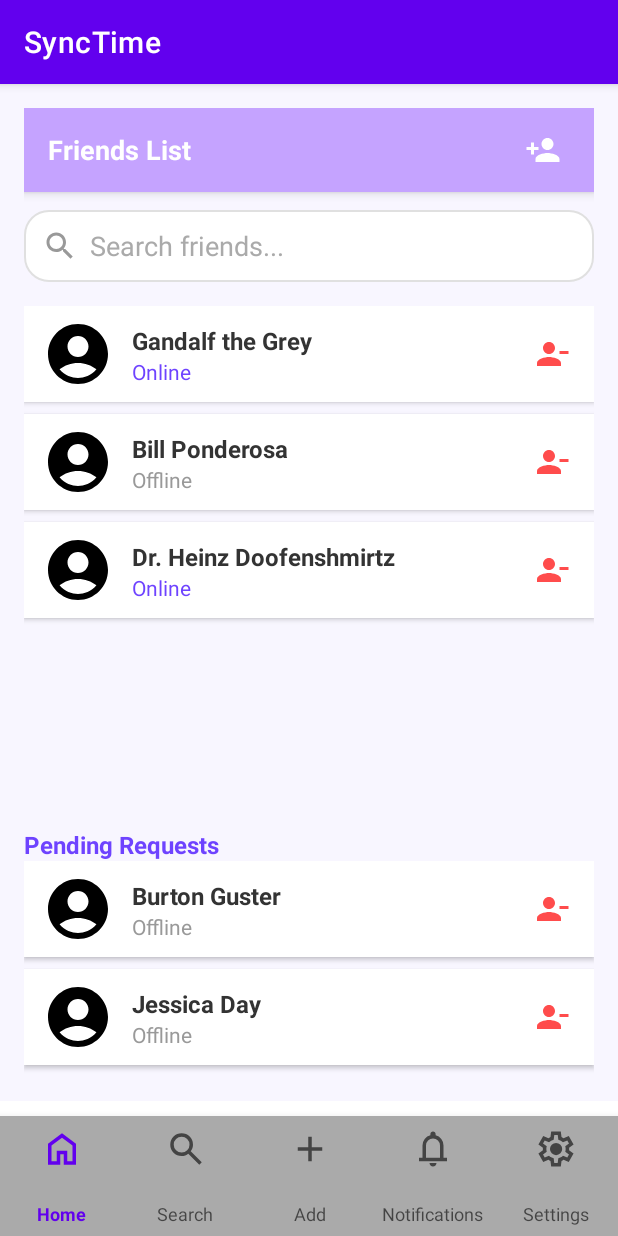
After one commit to Andrew-D-H/SyncTime, an Android app built with Jetpack Compose: the fragment FriendsFragment placed in its activity, on a phone screen of 412 x 824 dp. The commit adds this screen. Run offline under Robolectric (Android 15) with nearby library versions, the phone set to English and light mode, and no system bars; our stand-ins replace Firebase (no records; nobody signed in at launch, a user with empty details on screens opened directly); pictures from the network do not load.

Commit message:
profile matches google info, added friends page (#6)
* settings/profile page matches google info

* pfp and imageloading works properly now

* added friends page w/ minimal functionality

---------

Co-authored-by: Andrew H <49460976+Andrew-D-H@users.noreply.github.com>

```diff
--- a/app/src/main/AndroidManifest.xml
+++ b/app/src/main/AndroidManifest.xml
@@ -2,6 +2,7 @@
 <manifest xmlns:android="http://schemas.android.com/apk/res/android"
     xmlns:tools="http://schemas.android.com/tools">
 
+    <uses-permission android:name="android.permission.INTERNET" />
 
     <!-- Request Permissions -->
     <uses-permission android:name="android.permission.INTERNET"/>
--- /dev/null
+++ b/app/src/main/java/com/example/synctime/Friend.kt
@@ -0,0 +1,7 @@
+package com.example.synctime
+
+data class Friend(
+    val name: String,
+    val online: Boolean = false,  // offline by default
+    val profileUrl: String? = null
+)
--- /dev/null
+++ b/app/src/main/java/com/example/synctime/FriendsAdapter.kt
@@ -0,0 +1,95 @@
+package com.example.synctime
+
+import android.view.LayoutInflater
+import android.view.View
+import android.view.ViewGroup
+import android.widget.Filter
+import android.widget.Filterable
+import android.widget.ImageButton
+import android.widget.ImageView
+import android.widget.TextView
+import androidx.recyclerview.widget.RecyclerView
+import com.bumptech.glide.Glide
+import android.graphics.Color
+
+class FriendsAdapter :
+    RecyclerView.Adapter<FriendsAdapter.FriendViewHolder>(), Filterable {
+
+    private var friendsList: MutableList<Friend> = mutableListOf()
+    private var filteredList: MutableList<Friend> = mutableListOf()
+
+    fun addFriend(friend: Friend) {
+        friendsList.add(friend)
+        filteredList.add(friend)
+        notifyItemInserted(filteredList.size - 1)
+    }
+
+    fun removeFriend(friend: Friend) {
+        friendsList.remove(friend)
+        filteredList.remove(friend)
+        notifyDataSetChanged()
+    }
+
+    fun updateData(newFriends: List<Friend>) {
+        friendsList.clear()
+        friendsList.addAll(newFriends)
+        filteredList.clear()
+        filteredList.addAll(newFriends)
+        notifyDataSetChanged()
+    }
+
+    inner class FriendViewHolder(itemView: View) : RecyclerView.ViewHolder(itemView) {
+        val name = itemView.findViewById<TextView>(R.id.tvFriendName)
+        val status = itemView.findViewById<TextView>(R.id.tvFriendStatus)
+        val profile = itemView.findViewById<ImageView>(R.id.ivFriendProfile)
+        val remove = itemView.findViewById<ImageButton>(R.id.btnRemoveFriend)
+    }
+
+
+    override fun onCreateViewHolder(parent: ViewGroup, viewType: Int): FriendViewHolder {
+        val view = LayoutInflater.from(parent.context)
+            .inflate(R.layout.item_friend, parent, false)
+        return FriendViewHolder(view)
+    }
+
+    // button clicks
+    var onRemoveClick: ((Friend) -> Unit)? = null
+    override fun onBindViewHolder(holder: FriendViewHolder, position: Int) {
+        val friend = filteredList[position]
+        holder.name.text = friend.name
+        holder.status.text = if (friend.online) "Online" else "Offline"
+        holder.status.setTextColor(
+            if (friend.online) Color.parseColor("#6E43FF")
+            else Color.parseColor("#999999")
+        )
+        Glide.with(holder.itemView.context)
+            .load(friend.profileUrl) // URL or URI stored in Friend object
+            .placeholder(R.drawable.baseline_account_circle_24)
+            .error(R.drawable.baseline_account_circle_24)
+            .circleCrop()
+            .into(holder.profile)
+
+        holder.remove.setOnClickListener {
+            onRemoveClick?.invoke(friend)
+        }
+    }
+
+    override fun getItemCount() = filteredList.size
+
+    override fun getFilter(): Filter {
+        return object : Filter() {
+            override fun performFiltering(constraint: CharSequence?): FilterResults {
+                val query = constraint?.toString()?.lowercase()?.trim() ?: ""
+                filteredList = if (query.isEmpty()) friendsList
+                else friendsList.filter { it.name.lowercase().contains(query) }.toMutableList()
+                return FilterResults().apply { values = filteredList }
+            }
+
+            @Suppress("UNCHECKED_CAST")
+            override fun publishResults(constraint: CharSequence?, results: FilterResults?) {
+                filteredList = (results?.values as? List<Friend>)?.toMutableList() ?: mutableListOf()
+                notifyDataSetChanged()
+            }
+        }
+    }
+}
--- /dev/null
+++ b/app/src/main/java/com/example/synctime/FriendsFragment.kt
@@ -0,0 +1,73 @@
+package com.example.synctime
+
+import android.os.Bundle
+import android.text.Editable
+import android.text.TextWatcher
+import android.view.View
+import android.widget.EditText
+import android.widget.Toast
+import androidx.fragment.app.Fragment
+import androidx.recyclerview.widget.LinearLayoutManager
+import androidx.recyclerview.widget.RecyclerView
+
+class FriendsFragment : Fragment(R.layout.manage_friends) {
+
+    private lateinit var friendsAdapter: FriendsAdapter
+    private lateinit var pendingAdapter: FriendsAdapter
+
+    override fun onViewCreated(view: View, savedInstanceState: Bundle?) {
+        super.onViewCreated(view, savedInstanceState)
+
+        val rvFriends = view.findViewById<RecyclerView>(R.id.rvFriendsList)
+        val rvPending = view.findViewById<RecyclerView>(R.id.rvPendingRequests)
+        val etSearch = view.findViewById<EditText>(R.id.etSearchFriends)
+
+        // Initialize adapters with empty lists
+        friendsAdapter = FriendsAdapter()
+        pendingAdapter = FriendsAdapter()
+
+        // Set adapters and layout managers
+        rvFriends.adapter = friendsAdapter
+        rvFriends.layoutManager = LinearLayoutManager(requireContext())
+
+        rvPending.adapter = pendingAdapter
+        rvPending.layoutManager = LinearLayoutManager(requireContext())
+
+        // Load dummy data
+        friendsAdapter.updateData(getDummyFriends())
+        pendingAdapter.updateData(getDummyPending())
+
+        // Handle remove button clicks
+        friendsAdapter.onRemoveClick = { friend ->
+            Toast.makeText(requireContext(), "Removed ${friend.name}", Toast.LENGTH_SHORT).show()
+            friendsAdapter.removeFriend(friend)
+        }
+
+        pendingAdapter.onRemoveClick = { friend ->
+            Toast.makeText(requireContext(), "Removed ${friend.name}", Toast.LENGTH_SHORT).show()
+            pendingAdapter.removeFriend(friend)
+        }
+
+
+        // Search filter
+        etSearch.addTextChangedListener(object : TextWatcher {
+            override fun beforeTextChanged(s: CharSequence?, start: Int, count: Int, after: Int) {}
+            override fun onTextChanged(s: CharSequence?, start: Int, before: Int, count: Int) {
+                friendsAdapter.filter.filter(s)
+            }
+            override fun afterTextChanged(s: Editable?) {}
+        })
+    }
+
+    // Dummy data functions
+    private fun getDummyFriends(): List<Friend> = listOf(
+        Friend("Gandalf the Grey", true),
+        Friend("Bill Ponderosa", false),
+        Friend("Dr. Heinz Doofenshmirtz", true),
+    )
+
+    private fun getDummyPending(): List<Friend> = listOf(
+        Friend("Burton Guster", false),
+        Friend("Jessica Day", false)
+    )
+}
--- a/app/src/main/java/com/example/synctime/LoginActivity.kt
+++ b/app/src/main/java/com/example/synctime/LoginActivity.kt
@@ -13,6 +13,7 @@ import com.google.android.gms.common.SignInButton
 import com.google.android.gms.common.api.ApiException
 import com.google.firebase.auth.FirebaseAuth
 import com.google.firebase.auth.GoogleAuthProvider
+import com.google.firebase.database.FirebaseDatabase
 
 class LoginActivity : AppCompatActivity() {
 
@@ -20,6 +21,8 @@ class LoginActivity : AppCompatActivity() {
     private lateinit var googleSignInClient: GoogleSignInClient
 
     override fun onCreate(savedInstanceState: Bundle?) {
+        Log.d("LoginActivity", "Client ID: ${getString(R.string.default_web_client_id)}")
+
         super.onCreate(savedInstanceState)
         setContentView(R.layout.activity_main)
 
@@ -66,6 +69,25 @@ class LoginActivity : AppCompatActivity() {
             .addOnCompleteListener(this) { task ->
                 if (task.isSuccessful) {
                     Toast.makeText(this, "Google Login Successful!", Toast.LENGTH_SHORT).show()
+
+                    // Save credentials to database
+                    val userId = auth.currentUser!!.uid
+                    val databaseReference = FirebaseDatabase.getInstance().getReference("users")
+                    val userProfile = mapOf(
+                        "name" to auth.currentUser!!.displayName,
+                        "email" to auth.currentUser!!.email,
+                        "profileURL" to (auth.currentUser!!.photoUrl?.toString() ?: "https://share.google/images/iLS3QJscaybUFYIRD")
+                        // Add any other relevant user data here
+                    )
+                    // save profile data
+                    databaseReference.child(userId).setValue(userProfile)
+                        .addOnSuccessListener {
+                            Toast.makeText(this, "User profile saved to DB!", Toast.LENGTH_SHORT).show()
+                        }
+                        .addOnFailureListener { e -> // Added 'e' for the exception
+                            Toast.makeText(this, "Failed to save user profile: ${e.message}", Toast.LENGTH_SHORT).show()
+                        }
+
                     // ✅ After login, go to MainActivity
                     startActivity(Intent(this, MainActivity::class.java))
                     finish()
--- a/app/src/main/java/com/example/synctime/MainActivity.kt
+++ b/app/src/main/java/com/example/synctime/MainActivity.kt
@@ -20,7 +20,7 @@ import com.google.android.gms.common.api.ApiException
 import com.google.firebase.auth.FirebaseAuth
 import com.google.firebase.auth.GoogleAuthProvider
 
-class MainActivity : AppCompatActivity() {
+class   MainActivity : AppCompatActivity() {
     override fun onCreate(savedInstanceState: Bundle?) {
         super.onCreate(savedInstanceState)
         setContentView(R.layout.main_menu)
@@ -35,8 +35,9 @@ class MainActivity : AppCompatActivity() {
         bottomNav.setOnItemSelectedListener { item ->
             val fragment = when (item.itemId) {
                 R.id.nav_home -> HomeFragment()
-                R.id.nav_notifications -> NotificationsFragment()
+//                R.id.nav_notifications -> NotificationsFragment()
                 R.id.nav_settings -> SettingsFragment()
+                R.id.nav_notifications -> FriendsFragment()  // TEMP FOR TESTING PURPOSES
                 else -> null
             }
             fragment?.let {
--- /dev/null
+++ b/app/src/main/java/com/example/synctime/MyAppGlideModule.kt
@@ -0,0 +1,8 @@
+// Marker class for image loading/processing APIs for Glide
+package com.example.synctime
+
+import com.bumptech.glide.annotation.GlideModule
+import com.bumptech.glide.module.AppGlideModule
+
+@GlideModule
+class MyAppGlideModule : AppGlideModule()
--- a/app/src/main/java/com/example/synctime/SettingsFragment.kt
+++ b/app/src/main/java/com/example/synctime/SettingsFragment.kt
@@ -1,5 +1,64 @@
 package com.example.synctime
+
 import android.os.Bundle
+import android.util.Log
+import android.view.View
+import android.widget.TextView
+import android.widget.Toast
 import androidx.fragment.app.Fragment
+import com.google.firebase.auth.FirebaseAuth
+import com.google.firebase.database.*
+import android.widget.ImageView
+import com.bumptech.glide.Glide
+import com.bumptech.glide.load.engine.DiskCacheStrategy
 
-class SettingsFragment : Fragment(R.layout.settings_screen)
+class SettingsFragment : Fragment(R.layout.settings_screen) {
+
+    private lateinit var auth: FirebaseAuth
+    private lateinit var database: DatabaseReference
+
+    override fun onViewCreated(view: View, savedInstanceState: Bundle?) {
+        super.onViewCreated(view, savedInstanceState)
+
+        val tvUserName: TextView = view.findViewById(R.id.tvUserName)
+        val ivProfilePic: ImageView = view.findViewById(R.id.ivProfilePic)
+        auth = FirebaseAuth.getInstance()
+
+        val currentUser = auth.currentUser
+        if (currentUser != null) {
+            val userId = currentUser.uid
+            database = FirebaseDatabase.getInstance().getReference("users").child(userId)
+
+            database.addListenerForSingleValueEvent(object : ValueEventListener {
+                override fun onDataChange(snapshot: DataSnapshot) {
+                    val name = snapshot.child("name").getValue(String::class.java)
+                    val photoUrl = snapshot.child("profileURL").getValue(String::class.java)
+
+                    tvUserName.text = name ?: "No Name Found"
+
+                    ivProfilePic.imageTintList = null // clear tint before loading from Glide
+
+                    // Load profile picture using Glide
+                    Glide.with(requireContext())
+                        .load(photoUrl)
+                        .placeholder(R.drawable.baseline_account_circle_24) // existing drawable
+                        .error(R.drawable.baseline_account_circle_24)
+                        .diskCacheStrategy(DiskCacheStrategy.DATA)
+                        .circleCrop()
+                        .into(ivProfilePic)
+
+                    // DEBUGGING
+                    Log.d("SettingsFragment", "photoUrl = $photoUrl")
+
+                }
+
+                override fun onCancelled(error: DatabaseError) {
+                    Toast.makeText(requireContext(), "Failed to load user data", Toast.LENGTH_SHORT)
+                        .show()
+                }
+            })
+        } else {
+            // pass
+        }
+    }
+}
--- /dev/null
+++ b/app/src/main/res/drawable/baseline_person_add_24.xml
@@ -0,0 +1,5 @@
+<vector xmlns:android="http://schemas.android.com/apk/res/android" android:height="24dp" android:tint="#000000" android:viewportHeight="24" android:viewportWidth="24" android:width="24dp">
+
+    <path android:fillColor="@android:color/white" android:pathData="M15,12c2.21,0 4,-1.79 4,-4s-1.79,-4 -4,-4 -4,1.79 -4,4 1.79,4 4,4zM6,10L6,7L4,7v3L1,10v2h3v3h2v-3h3v-2L6,10zM15,14c-2.67,0 -8,1.34 -8,4v2h16v-2c0,-2.66 -5.33,-4 -8,-4z"/>
+
+</vector>
--- /dev/null
+++ b/app/src/main/res/drawable/baseline_person_remove_24.xml
@@ -0,0 +1,5 @@
+<vector xmlns:android="http://schemas.android.com/apk/res/android" android:height="24dp" android:tint="#000000" android:viewportHeight="24" android:viewportWidth="24" android:width="24dp">
+
+    <path android:fillColor="@android:color/white" android:pathData="M14,8c0,-2.21 -1.79,-4 -4,-4S6,5.79 6,8s1.79,4 4,4S14,10.21 14,8zM17,10v2h6v-2H17zM2,18v2h16v-2c0,-2.66 -5.33,-4 -8,-4S2,15.34 2,18z"/>
+
+</vector>
--- /dev/null
+++ b/app/src/main/res/drawable/baseline_search_24.xml
@@ -0,0 +1,5 @@
+<vector xmlns:android="http://schemas.android.com/apk/res/android" android:height="24dp" android:tint="#000000" android:viewportHeight="24" android:viewportWidth="24" android:width="24dp">
+
+    <path android:fillColor="@android:color/white" android:pathData="M15.5,14h-0.79l-0.28,-0.27C15.41,12.59 16,11.11 16,9.5 16,5.91 13.09,3 9.5,3S3,5.91 3,9.5 5.91,16 9.5,16c1.61,0 3.09,-0.59 4.23,-1.57l0.27,0.28v0.79l5,4.99L20.49,19l-4.99,-5zM9.5,14C7.01,14 5,11.99 5,9.5S7.01,5 9.5,5 14,7.01 14,9.5 11.99,14 9.5,14z"/>
+
+</vector>
--- /dev/null
+++ b/app/src/main/res/drawable/bg_search_bar.xml
@@ -0,0 +1,6 @@
+<shape xmlns:android="http://schemas.android.com/apk/res/android"
+    android:shape="rectangle">
+    <solid android:color="@android:color/white" />
+    <corners android:radius="16dp" />
+    <stroke android:color="#E0E0E0" android:width="1dp" />
+</shape>
--- /dev/null
+++ b/app/src/main/res/layout/item_friend.xml
@@ -0,0 +1,56 @@
+<LinearLayout xmlns:android="http://schemas.android.com/apk/res/android"
+    xmlns:app="http://schemas.android.com/apk/res-auto"
+    android:layout_width="match_parent"
+    android:layout_height="64dp"
+    android:orientation="horizontal"
+    android:gravity="center_vertical"
+    android:padding="12dp"
+    android:background="@android:color/white"
+    android:layout_marginBottom="8dp"
+    android:elevation="2dp"
+    android:clipToOutline="true">
+
+    <ImageView
+        android:id="@+id/ivFriendProfile"
+        android:layout_width="48dp"
+        android:layout_height="48dp"
+        android:layout_marginTop="0dp"
+        android:layout_marginBottom="0dp"
+        android:src="@drawable/baseline_account_circle_24"
+        android:contentDescription="Friend profile"
+        android:backgroundTint="#E8E8E8"
+        android:scaleType="centerCrop" />
+
+    <LinearLayout
+        android:layout_width="0dp"
+        android:layout_height="wrap_content"
+        android:layout_weight="1"
+        android:orientation="vertical"
+        android:paddingStart="12dp">
+
+        <TextView
+            android:id="@+id/tvFriendName"
+            android:layout_width="wrap_content"
+            android:layout_height="wrap_content"
+            android:text="Friend Name"
+            android:textSize="16sp"
+            android:textColor="#333333"
+            android:textStyle="bold" />
+
+        <TextView
+            android:id="@+id/tvFriendStatus"
+            android:layout_width="wrap_content"
+            android:layout_height="wrap_content"
+            android:text="Online"
+            android:textSize="14sp"
+            android:textColor="#6E43FF" />
+    </LinearLayout>
+
+    <ImageButton
+        android:id="@+id/btnRemoveFriend"
+        android:layout_width="32dp"
+        android:layout_height="32dp"
+        android:src="@drawable/baseline_person_remove_24"
+        android:background="?attr/selectableItemBackgroundBorderless"
+        app:tint="#FF4C4C" />
+</LinearLayout>
--- /dev/null
+++ b/app/src/main/res/layout/manage_friends.xml
@@ -0,0 +1,100 @@
+<?xml version="1.0" encoding="utf-8"?>
+<LinearLayout xmlns:android="http://schemas.android.com/apk/res/android"
+    xmlns:app="http://schemas.android.com/apk/res-auto"
+    android:orientation="vertical"
+    android:layout_width="match_parent"
+    android:layout_height="match_parent"
+    android:background="#F8F6FF"
+    android:padding="16dp">
+
+    <!-- Top Banner -->
+    <RelativeLayout
+        android:layout_width="match_parent"
+        android:layout_height="56dp"
+        android:background="#C5A3FF"
+        android:paddingHorizontal="16dp"
+        android:gravity="center_vertical"
+        android:elevation="4dp"
+        android:layout_marginBottom="12dp"
+        android:clipToOutline="true"
+        android:backgroundTintMode="src_atop"
+        android:backgroundTint="#C5A3FF"
+        android:shape="rectangle"
+        android:clipChildren="true"
+        android:layout_marginTop="0dp">
+
+        <TextView
+            android:id="@+id/tvFriendsBanner"
+            android:layout_width="wrap_content"
+            android:layout_height="wrap_content"
+            android:text="Friends List"
+            android:textColor="@android:color/white"
+            android:textStyle="bold"
+            android:textSize="18sp"
+            android:layout_centerVertical="true" />
+
+        <ImageButton
+            android:id="@+id/btnAddFriend"
+            android:layout_width="36dp"
+            android:layout_height="36dp"
+            android:src="@drawable/baseline_person_add_24"
+            android:background="?attr/selectableItemBackgroundBorderless"
+            android:layout_alignParentEnd="true"
+            android:layout_centerVertical="true"
+            app:tint="@android:color/white" />
+    </RelativeLayout>
+
+    <!-- Search Bar -->
+    <LinearLayout
+        android:layout_width="match_parent"
+        android:layout_height="48dp"
+        android:orientation="horizontal"
+        android:background="@drawable/bg_search_bar"
+        android:paddingHorizontal="12dp"
+        android:gravity="center_vertical"
+        android:layout_marginBottom="16dp">
+
+        <ImageView
+            android:layout_width="24dp"
+            android:layout_height="24dp"
+            android:src="@drawable/baseline_search_24"
+            app:tint="#999999" />
+
+        <EditText
+            android:id="@+id/etSearchFriends"
+            android:layout_width="0dp"
+            android:layout_height="wrap_content"
+            android:layout_weight="1"
+            android:hint="Search friends..."
+            android:background="@android:color/transparent"
+            android:paddingStart="8dp"
+            android:textColor="#333333"
+            android:textColorHint="#AAAAAA" />
+    </LinearLayout>
+
+    <!-- Friends RecyclerView -->
+    <androidx.recyclerview.widget.RecyclerView
+        android:id="@+id/rvFriendsList"
+        android:layout_width="match_parent"
+        android:layout_height="0dp"
+        android:layout_weight="1"
+        android:overScrollMode="never" />
+
+    <!-- Pending Requests -->
+    <TextView
+        android:id="@+id/tvPendingTitle"
+        android:layout_width="wrap_content"
+        android:layout_height="wrap_content"
+        android:text="Pending Requests"
+        android:textStyle="bold"
+        android:textSize="16sp"
+        android:layout_marginTop="8dp"
+        android:textColor="#6E43FF" />
+
+    <androidx.recyclerview.widget.RecyclerView
+        android:id="@+id/rvPendingRequests"
+        android:layout_width="match_parent"
+        android:layout_height="wrap_content"
+        android:nestedScrollingEnabled="false" />
+
+</LinearLayout>
--- a/app/src/main/res/layout/settings_screen.xml
+++ b/app/src/main/res/layout/settings_screen.xml
@@ -42,6 +42,7 @@
                 android:layout_marginBottom="24dp">
 
                 <ImageView
+                    android:id="@+id/ivProfilePic"
                     android:layout_width="48dp"
                     android:layout_height="48dp"
                     android:src="@drawable/baseline_account_circle_24"
@@ -50,6 +51,7 @@
 
 
                 <TextView
+                    android:id="@+id/tvUserName"
                     android:layout_width="wrap_content"
                     android:layout_height="wrap_content"
                     android:layout_marginStart="12dp"
--- a/gradle/libs.versions.toml
+++ b/gradle/libs.versions.toml
@@ -17,6 +17,7 @@ credentialsPlayServicesAuth = "1.5.0"
 googleid = "1.1.1"
 material = "1.13.0"
 playServicesMaps = "19.2.0"
+firebaseDatabaseKtx = "22.0.1"
 
 [libraries]
 androidx-core-ktx = { group = "androidx.core", name = "core-ktx", version.ref = "coreKtx" }
@@ -41,6 +42,7 @@ androidx-credentials-play-services-auth = { group = "androidx.credentials", name
 googleid = { group = "com.google.android.libraries.identity.googleid", name = "googleid", version.ref = "googleid" }
 material = { group = "com.google.android.material", name = "material", version.ref = "material" }
 play-services-maps = { group = "com.google.android.gms", name = "play-services-maps", version.ref = "playServicesMaps" }
+firebase-database-ktx = { group = "com.google.firebase", name = "firebase-database-ktx", version.ref = "firebaseDatabaseKtx" }
 
 [plugins]
 android-application = { id = "com.android.application", version.ref = "agp" }
```
Also changed, not shown: app/build.gradle.kts (+8 -0 lines).
